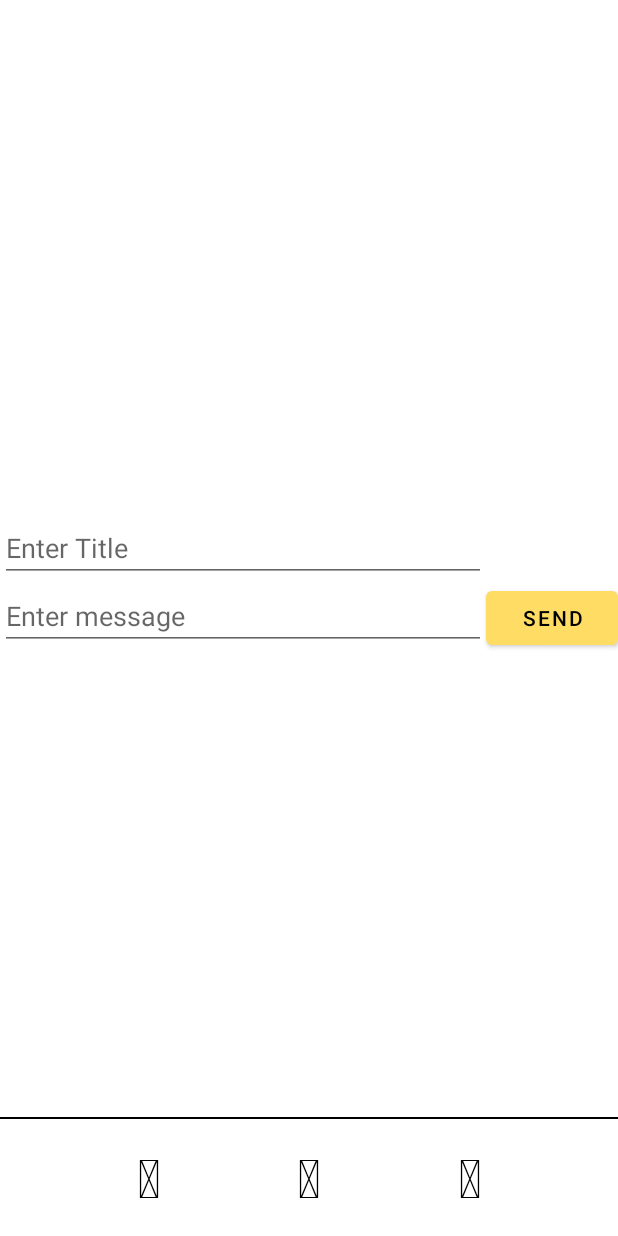
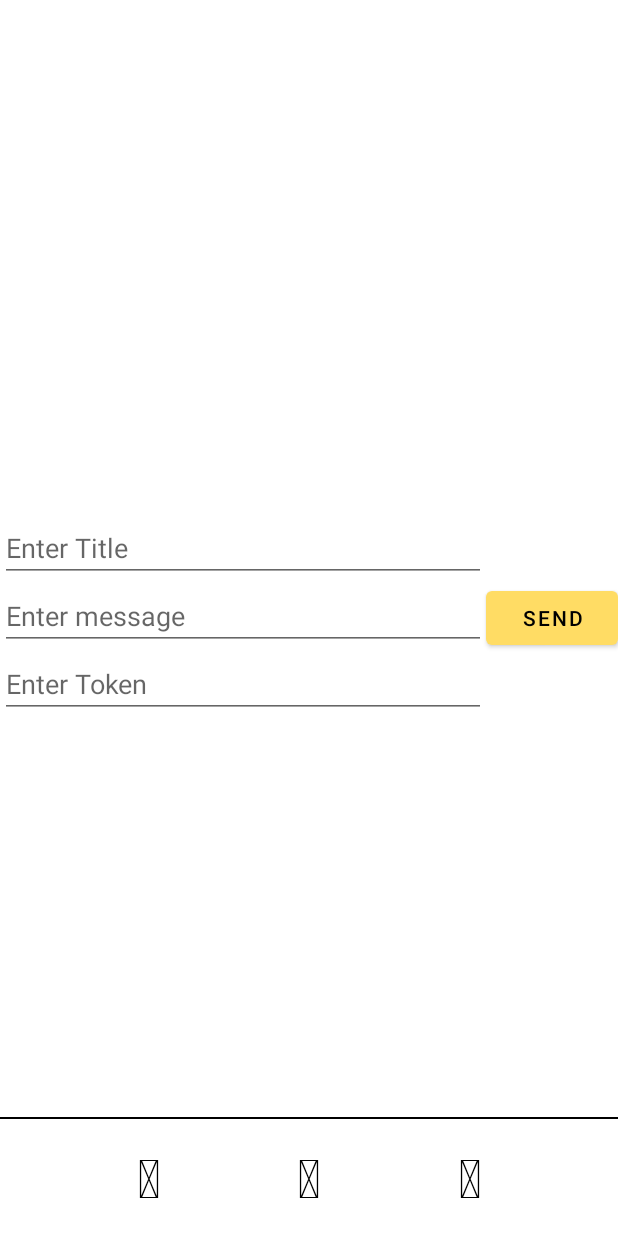
Before and after one commit to RiaVadhavkar/Qi3353, an Android app: the NotificationTokenFragment screen opened through its navigation route, after a tap on "SEND", on a phone screen of 412 x 824 dp. Run offline under Robolectric (Android 15) with nearby library versions, the phone set to English and light mode, and no system bars; our stand-ins replace Firebase (no records; nobody signed in at launch, a user with empty details on screens opened directly); libraries missing offline, so code that uses them is left out: com.google.api.services; 2 statements that could not run were skipped.

Commit message:
sending notifications on database updates

```diff
--- a/app/build.gradle
+++ b/app/build.gradle
@@ -54,6 +54,8 @@ dependencies {
     implementation 'com.google.firebase:firebase-database-ktx'
     implementation 'com.google.firebase:firebase-messaging:20.1.7'
     implementation 'com.google.firebase:firebase-messaging-ktx:23.0.3'
+    implementation 'com.google.firebase:firebase-messaging:22.0.0'
+    implementation 'com.android.volley:volley:1.2.0'
     implementation 'org.jetbrains.kotlinx:kotlinx-coroutines-core:1.3.5'
     implementation 'org.jetbrains.kotlinx:kotlinx-coroutines-android:1.3.5'
     implementation 'com.squareup.retrofit2:retrofit:2.6.2'
--- a/app/src/main/java/com/example/qi3353/FirebaseService.kt
+++ b/app/src/main/java/com/example/qi3353/FirebaseService.kt
@@ -12,6 +12,7 @@ import android.graphics.Color
 import android.os.Build
 import androidx.annotation.RequiresApi
 import androidx.core.app.NotificationCompat
+import com.google.firebase.messaging.FirebaseMessaging
 import com.google.firebase.messaging.FirebaseMessagingService
 import com.google.firebase.messaging.RemoteMessage
 import kotlin.random.Random
@@ -36,6 +37,7 @@ class FirebaseService : FirebaseMessagingService() {
     {
         super.onNewToken(newToken)
         token = newToken
+
     }
 
     override fun onMessageReceived(message: RemoteMessage) {
@@ -44,6 +46,7 @@ class FirebaseService : FirebaseMessagingService() {
         val intent = Intent(this, FirebaseService::class.java)
         val notificationManager = getSystemService(Context.NOTIFICATION_SERVICE) as NotificationManager
         val notificationID = Random.nextInt()
+
 
         if(Build.VERSION.SDK_INT >= Build.VERSION_CODES.O) {
             createNotificationChannel(notificationManager)
--- a/app/src/main/java/com/example/qi3353/NotificationTokenFragment.kt
+++ b/app/src/main/java/com/example/qi3353/NotificationTokenFragment.kt
@@ -1,21 +1,19 @@
 package com.example.qi3353
+
 
 import android.content.Context
 import android.os.Bundle
 import android.util.Log
-
-import androidx.fragment.app.Fragment
 import android.view.LayoutInflater
 import android.view.View
 import android.view.ViewGroup
-import androidx.navigation.findNavController
-import com.example.qi3353.databinding.FragmentSettingsBinding
-
-import java.util.*
-
+import androidx.fragment.app.Fragment
+import androidx.fragment.app.viewModels
 import com.example.qi3353.databinding.NotificationTokenBinding
-import com.google.firebase.iid.FirebaseInstanceIdReceiver
-import com.google.firebase.iid.internal.FirebaseInstanceIdInternal
+import com.google.firebase.database.DataSnapshot
+import com.google.firebase.database.DatabaseError
+import com.google.firebase.database.FirebaseDatabase
+import com.google.firebase.database.ValueEventListener
 import com.google.firebase.messaging.FirebaseMessaging
 import com.google.gson.Gson
 import kotlinx.coroutines.CoroutineScope
@@ -25,12 +23,15 @@ import kotlinx.coroutines.launch
 const val TOPIC = "/topics/myTopic"
 
 class NotificationTokenFragment : Fragment() {
+    private val model: EventViewModel by viewModels()
+
     val TAG = "NotificationTokenFragment"
     private lateinit var binding: NotificationTokenBinding
 
 
     override fun onCreate(savedInstanceState: Bundle?) {
         super.onCreate(savedInstanceState)
+
         FirebaseService.sharedPref = activity?.getSharedPreferences("sharedPref", Context.MODE_PRIVATE)
         FirebaseMessaging.getInstance().token.addOnSuccessListener {
             FirebaseService.token = it
@@ -48,8 +49,39 @@ class NotificationTokenFragment : Fragment() {
     ): View? {
         binding = NotificationTokenBinding.inflate(inflater, container, false)
         var view = binding.root
-        binding.btnSend.setOnClickListener{
-            val title = binding.etTitle.text.toString()
+        binding.btnSend.setOnClickListener {
+            var title = "" //= "oh crap" //binding.etTitle.text.toString()
+            // Create the observer which updates the UI.
+            //val nameObserver = Observer<MutableList<Event>> {
+            //}
+
+            // Observe the LiveData, passing in this activity as the LifecycleOwner and the observer.
+            //model.eventListLiveData.observe(this, nameObserver)
+
+            val firebaseDatabase = FirebaseDatabase.getInstance()
+            val reference = firebaseDatabase.getReference()
+            reference.child("myTopic/topic-name")
+                .addValueEventListener(object : ValueEventListener {
+                    override fun onDataChange(dataSnapshot: DataSnapshot) {
+                        val children = dataSnapshot.children
+
+                        children.forEach {
+                            //Toast.makeText(activity, it.toString(), Toast.LENGTH_LONG).show()
+
+                            val body = dataSnapshot.child("body").value.toString()
+                            title = dataSnapshot.child("title").value.toString()
+
+                        }
+
+                    }
+
+                    override fun onCancelled(error: DatabaseError) {
+
+                    }
+
+                }
+                )
+
             val message = binding.etMessage.text.toString()
             val recipientToken = binding.etToken.text.toString()
             if (title.isNotEmpty() && message.isNotEmpty() && recipientToken.isNotEmpty()) {
@@ -66,6 +98,7 @@ class NotificationTokenFragment : Fragment() {
     private fun sendNotification(notification: PushNotification) = CoroutineScope(Dispatchers.IO).launch{
         try {
             val response = RetrofitInstance.api.postNotification(notification)
+
             if(response.isSuccessful) {
                 Log.d(TAG, "Response: ${Gson().toJson(response)}")
 
--- a/app/src/main/res/layout/notification_token.xml
+++ b/app/src/main/res/layout/notification_token.xml
@@ -21,6 +21,7 @@
     android:id="@+id/etMessage"
     android:layout_width="0dp"
     android:layout_height="wrap_content"
+    android:textIsSelectable="true"
     android:ems="10"
     android:hint="Enter message"
     android:inputType="textPersonName"
@@ -34,13 +35,14 @@
     android:layout_width="0dp"
     android:layout_height="wrap_content"
     android:ems="10"
+    android:textIsSelectable="true"
     android:hint="Enter Token"
     android:inputType="textPersonName"
     app:layout_constraintEnd_toStartOf="@+id/btnSend"
     app:layout_constraintHorizontal_bias="0.5"
     app:layout_constraintStart_toStartOf="parent"
     app:layout_constraintTop_toBottomOf="@+id/etMessage"
-    android:visibility="invisible" />
+    android:visibility="visible" />
 
 <EditText
     android:id="@+id/etTitle"
@@ -49,6 +51,7 @@
     android:ems="10"
     android:hint="Enter Title"
     android:inputType="textPersonName"
+    android:textIsSelectable="true"
     app:layout_constraintBottom_toTopOf="@+id/etMessage"
     app:layout_constraintEnd_toStartOf="@+id/btnSend"
     app:layout_constraintHorizontal_bias="0.5"
```
